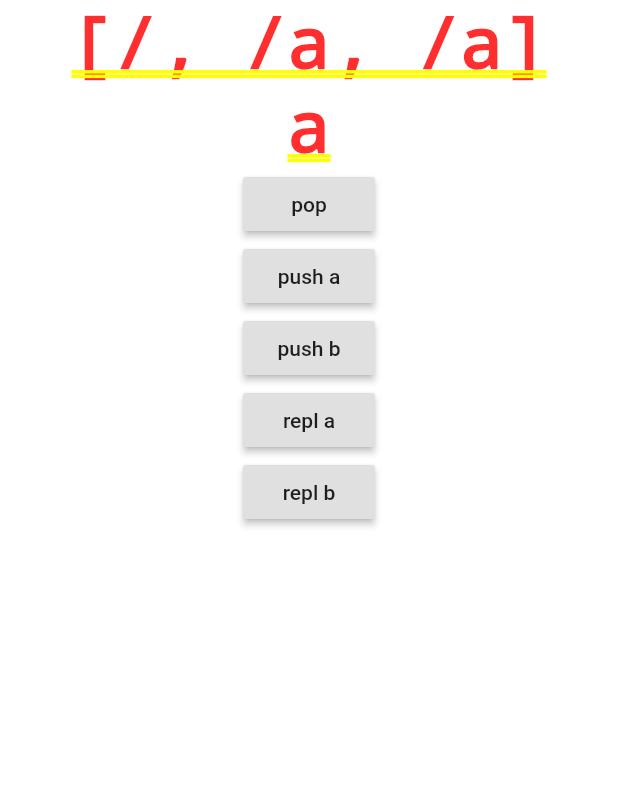
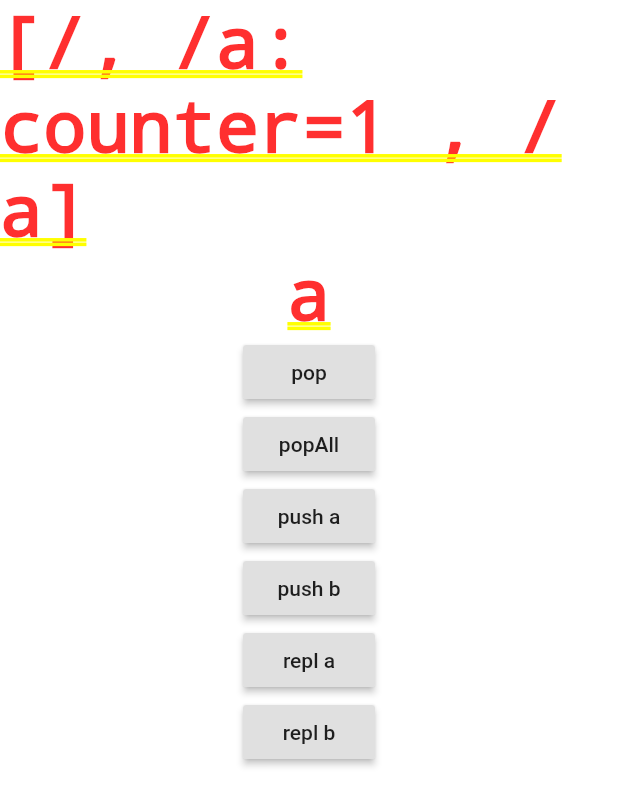
Before and after one commit to remoteportal/simple_navigation, a Flutter app: the Nav screen opened directly, after a tap on "push a", after a tap on "push b", after a tap on "repl a", on a phone screen of 412 x 824 dp. Shown: the top 806 px of the screen. Run offline on Flutter 3.47's test engine with Material 2 defaults, Android fonts, the phone set to English and light mode, and no system bars.

```diff
--- a/example/lib/main.dart
+++ b/example/lib/main.dart
@@ -1,5 +1,7 @@
 import 'package:flutter/material.dart';
 import 'package:simple_navigation/simple_navigation.dart';
+
+int counter = 0;
 
 class Scrn extends StatefulWidget {
   Scrn(this.name) {
@@ -27,10 +29,15 @@ class _ScrnState extends State<Scrn> {
               Nav.pop();
             }),
         RaisedButton(
+            child: Text('popAll'),
+            onPressed: () {
+              Nav.popAll();
+            }),
+        RaisedButton(
             child: Text('push a'),
             onPressed: () {
 //              print("pressed a");
-              Nav.push('/a');
+              Nav.push('/a', {'counter': ++counter});
             }),
         RaisedButton(
             child: Text('push b'),
--- a/lib/simple_navigation.dart
+++ b/lib/simple_navigation.dart
@@ -9,14 +9,31 @@ class NavItem {
   Map<String, dynamic> args;
 
   @override
-  String toString() => route;
+  String toString() {
+    StringBuffer sb = new StringBuffer();
+
+    if (args == null) {
+      return route;
+    } else {
+      args.forEach((k, v) {
+        sb.write('$k=$v ');
+      });
+
+      return '$route: ${sb.toString()}';
+    }
+  }
 }
 
 _NavState nav;
 
 class Nav extends StatefulWidget {
+  //TODO: https://stackoverflow.com/questions/57198087/dart-generics-abstract-static-methods
   static NavItem pop() {
     return nav.pop();
+  }
+
+  static popAll() {
+    nav.popAll();
   }
 
   static repl(String route, [Map<String, dynamic> args]) {
@@ -89,6 +106,8 @@ class _NavState extends State<Nav> {
     }
   }
 
+  bool get canPop => _stack.length > 1;
+
   @override
   void dispose() {
     super.dispose();
@@ -102,11 +121,12 @@ class _NavState extends State<Nav> {
   void repl(String route, [Map<String, dynamic> args]) {
     _stack.removeLast(); // NavItem ni
 
-    route = standardize(route);
+    var ni = NavItem(route, args);
 
-    print("repl $route");
+    route = _standardize(ni, 'repl');
+
     setState(() {
-      _stack.add(NavItem(route, args));
+      _stack.add(ni);
     });
   }
 
@@ -116,51 +136,63 @@ class _NavState extends State<Nav> {
     if (_stack.length == 1) {
       ni = _stack.last;
     } else {
-        ni = _stack.removeLast();
+      ni = _stack.removeLast();
     }
 
     //CORNER-CASE: in case route being popped has since been overridden, even if at root (/).
     NavItem cur = _stack.last;
-    cur.route = standardize(cur.route);
+    cur.route = _standardize(cur, 'pop');
     setState(() {
-       stack.removeLast();
-       stack.add(cur);
+      stack.removeLast();
+      stack.add(cur);
     });
 
     return ni;
   }
 
+  void popAll() {
+    NavItem cur = _stack.first;
+    cur.route = _standardize(cur, 'popAll');
+    setState(() {
+      stack.clear();
+      stack.add(cur);
+    });
+  }
+
   void push(String route, [Map<String, dynamic> args]) {
-    route = standardize(route);
+    var ni = NavItem(route, args);
 
-    print("push $route");
+    route = _standardize(ni, 'push');
+
     setState(() {
-      _stack.add(NavItem(route, args));
+      _stack.add(ni);
     });
   }
 
   List<NavItem> get stack => _stack;
 
+  String _standardize(NavItem ni, String why) {
+    assert(ni != null, 'route cannot be null');
+    assert(ni.route != null);
+    assert(why != null);
 
-  String standardize(String route) {
-    assert(route != null, 'route cannot be null');
+    String xtra = '';
 
-    if (!route.startsWith('/')) {
-      route = "/$route";
+    if (!ni.route.startsWith('/')) {
+      ni.route = "/${ni.route}";
     }
 
     if (Nav.routesOverride != null) {
-      //M
       // print("map: $routesOverride");
-      String _ = Nav.routesOverride[route];
+      String _ = Nav.routesOverride[ni.route];
       if (_ != null) {
-        print("Nav override: $route => $_");
-        route = _;
-      } else {
-        print("no override");
+        xtra = '${ni.route} => ';
+        ni.route = _;
       }
     }
 
-    return route;
+    print("$why: $xtra$ni");
+
+    return ni.route;
   }
 }
--- a/pubspec.yaml
+++ b/pubspec.yaml
@@ -1,6 +1,6 @@
 name: simple_navigation
 description: Simple named route navigation that unofficially addresses Flutter issue 11655 ("build called for non-current screens")
-version: 1.0.20        #NOEDIT
+version: 1.0.21        #NOEDIT
 homepage: https://github.com/remoteportal/simple_navigation
 
 environment:
```
Also changed, not shown: 1 other file.
